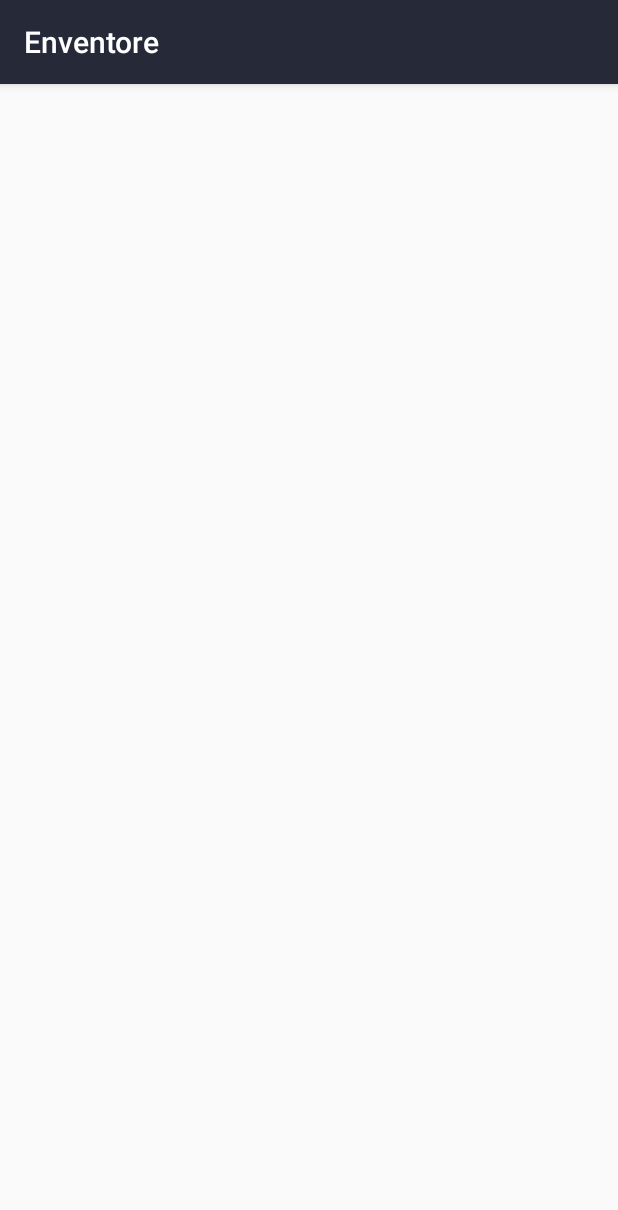
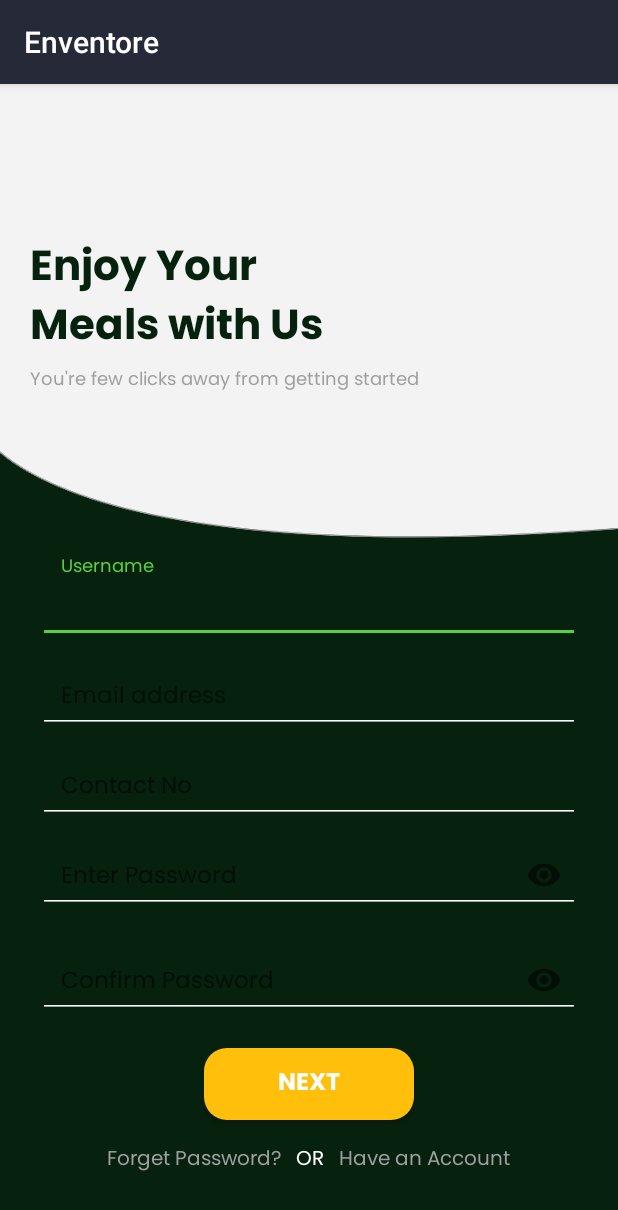
Before and after one commit to ETS-Android3/enventore-mobile, an Android app: the Registration screen opened directly, with no data from a screen before it, on a phone screen of 412 x 824 dp. Shown: the top 1210 px of the screen. Run offline under Robolectric (Android 15) with nearby library versions, the phone set to English and light mode, and no system bars.

Commit message:
bug fixes

```diff
--- a/app/src/main/java/com/example/shoppingcart/views/ProfileFragment.java
+++ b/app/src/main/java/com/example/shoppingcart/views/ProfileFragment.java
@@ -49,7 +49,6 @@ public class ProfileFragment extends Fragment implements View.OnClickListener{
         Fragment fragment = new Fragment();
         switch (view.getId()){
             case R.id.prevOrders:
-                System.out.println("XXXXXXXXXXXXXXXXXXXXXXXXXXXXXXXXXXX");
                 navController.navigate(R.id.action_profileFragment_to_ordersFragment);
 
         }
--- a/app/src/main/java/com/example/shoppingcart/views/RegisterSecond.java
+++ b/app/src/main/java/com/example/shoppingcart/views/RegisterSecond.java
@@ -156,7 +156,8 @@ public class RegisterSecond extends Fragment implements View.OnClickListener {
                             intent.addFlags(Intent.FLAG_ACTIVITY_NEW_TASK);
                             Gson gson = new Gson();
                             String userdata = gson.toJson(result);
-                            intent.putExtra("userdata",userdata);
+                            intent.putExtra("userId",response.body().getUserId());
+                            intent.putExtra("name",response.body().getName());
                             startActivity(intent);
                             ((Activity) getActivity()).overridePendingTransition(0, 0);
                         }
--- a/app/src/main/java/com/example/shoppingcart/views/ShopFragment.java
+++ b/app/src/main/java/com/example/shoppingcart/views/ShopFragment.java
@@ -80,7 +80,6 @@ public class ShopFragment extends Fragment implements ShopListAdapter.ShopInterf
 
     @Override
     public void addItem(Product product) {
-        System.out.println("XXXXX");
         boolean isAdded = shopViewModel.addItemToCart(product);
         if (isAdded) {
             Snackbar.make(requireView(), product.getName() + " added to cart.", Snackbar.LENGTH_LONG)
--- a/app/src/main/res/layout/activity_login.xml
+++ b/app/src/main/res/layout/activity_login.xml
@@ -117,7 +117,6 @@
                     <TextView
                         android:layout_width="wrap_content"
                         android:layout_height="wrap_content"
-                        android:layout_below="@+id/login"
                         android:layout_gravity="center"
                         android:layout_marginTop="10dp"
                         android:layout_marginBottom="10dp"
@@ -130,7 +129,6 @@
                     <TextView
                         android:layout_width="wrap_content"
                         android:layout_height="wrap_content"
-                        android:layout_below="@+id/login"
                         android:layout_gravity="center"
                         android:layout_marginTop="10dp"
                         android:layout_marginBottom="10dp"
@@ -145,7 +143,6 @@
                     <TextView
                         android:layout_width="wrap_content"
                         android:layout_height="wrap_content"
-                        android:layout_below="@+id/login"
                         android:layout_gravity="center"
                         android:layout_marginTop="10dp"
                         android:layout_marginBottom="10dp"
--- a/app/src/main/res/layout/activity_registration.xml
+++ b/app/src/main/res/layout/activity_registration.xml
@@ -6,4 +6,10 @@
     android:layout_height="match_parent"
     tools:context=".views.Registration">
 
+    <FrameLayout
+        android:id="@+id/container"
+        android:layout_width="match_parent"
+        android:layout_height="match_parent"
+        tools:context=".views.Registration"/>
+
 </androidx.constraintlayout.widget.ConstraintLayout>
--- a/app/src/main/res/layout/food_row.xml
+++ b/app/src/main/res/layout/food_row.xml
@@ -106,7 +106,7 @@
                         android:layout_height="wrap_content"
                         android:layout_gravity="end"
                         android:fontFamily="@font/bold"
-                        android:text="@{String.valueOf(product.price) + ` $`}"
+                        android:text="@{String.valueOf(product.price) + ` LKR`}"
                         android:textColor="@color/White"
                         android:textSize="12sp" />
 
@@ -131,7 +131,7 @@
                             android:layout_height="wrap_content"
                             android:layout_gravity="center"
                             android:fontFamily="@font/medium"
-                            android:text="@{String.valueOf(product.price) + ` LKR`}"
+                            android:text="4.2"
                             android:textColor="@color/White"
                             android:textSize="8sp" />
 
--- a/app/src/main/res/layout/shop_row.xml
+++ b/app/src/main/res/layout/shop_row.xml
@@ -105,7 +105,7 @@
                         android:layout_height="wrap_content"
                         android:layout_gravity="end"
                         android:fontFamily="@font/bold"
-                        android:text="@{String.valueOf(product.price) + ` $`}"
+                        android:text="@{String.valueOf(product.price) + ` LKR`}"
                         android:textColor="@color/White"
                         android:textSize="12sp" />
 
@@ -130,7 +130,7 @@
                             android:layout_height="wrap_content"
                             android:layout_gravity="center"
                             android:fontFamily="@font/medium"
-                            android:text="@{String.valueOf(product.price) + ` LKR`}"
+                            android:text="4.2"
                             android:textColor="@color/White"
                             android:textSize="8sp" />
 
```
